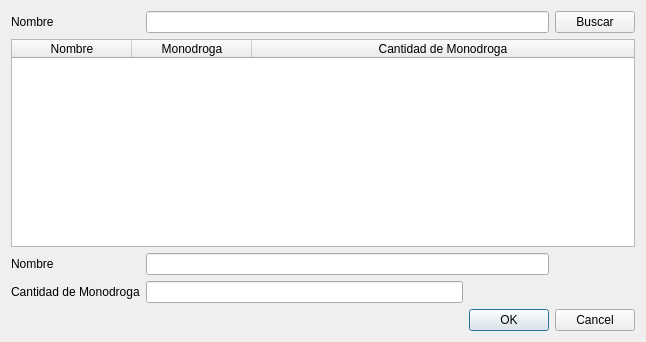
The window that Prototipo/modificarMedicamento.ui (UNPSJB/FarmaciaCrisol) describes before a commit, drawn with Qt 5.
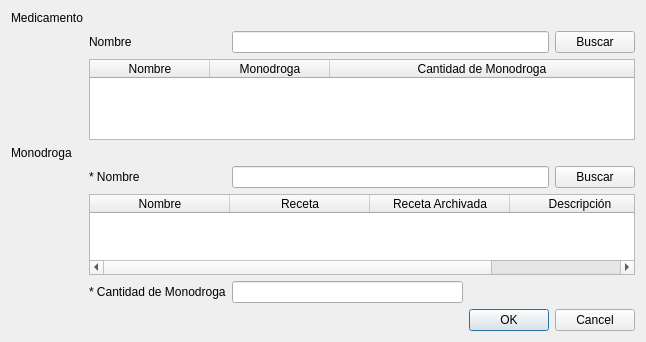
The same window after the commit.

```diff
--- a/Prototipo/modificarMedicamento.ui
+++ b/Prototipo/modificarMedicamento.ui
@@ -16,49 +16,31 @@
   <layout class="QVBoxLayout" name="verticalLayout">
    <item>
     <layout class="QGridLayout" name="gridLayout">
-     <item row="2" column="0">
-      <widget class="QLabel" name="label_3">
-       <property name="text">
-        <string>Nombre</string>
-       </property>
-      </widget>
-     </item>
-     <item row="1" column="0" colspan="4">
-      <widget class="QTableWidget" name="tableWidget">
-       <attribute name="horizontalHeaderDefaultSectionSize">
-        <number>120</number>
-       </attribute>
-       <attribute name="horizontalHeaderStretchLastSection">
-        <bool>true</bool>
-       </attribute>
-       <column>
-        <property name="text">
-         <string>Nombre</string>
-        </property>
-       </column>
-       <column>
-        <property name="text">
-         <string>Monodroga</string>
-        </property>
-       </column>
-       <column>
-        <property name="text">
-         <string>Cantidad de Monodroga</string>
-        </property>
-       </column>
-      </widget>
-     </item>
-     <item row="0" column="0">
+     <item row="1" column="1">
       <widget class="QLabel" name="label">
        <property name="text">
         <string>Nombre</string>
        </property>
       </widget>
      </item>
-     <item row="0" column="1" colspan="2">
+     <item row="0" column="0">
+      <widget class="QLabel" name="label_4">
+       <property name="text">
+        <string>Medicamento</string>
+       </property>
+      </widget>
+     </item>
+     <item row="4" column="4">
+      <widget class="QPushButton" name="pushButton_2">
+       <property name="text">
+        <string>Buscar</string>
+       </property>
+      </widget>
+     </item>
+     <item row="1" column="2" colspan="2">
       <widget class="QLineEdit" name="lineEdit"/>
      </item>
-     <item row="0" column="3">
+     <item row="1" column="4">
       <widget class="QPushButton" name="pushButton">
        <property name="focusPolicy">
         <enum>Qt::TabFocus</enum>
@@ -68,26 +50,95 @@
        </property>
       </widget>
      </item>
-     <item row="3" column="1">
+     <item row="6" column="2">
       <widget class="QLineEdit" name="lineEdit_3"/>
      </item>
-     <item row="3" column="0">
+     <item row="6" column="1">
       <widget class="QLabel" name="label_2">
        <property name="text">
-        <string>Cantidad de Monodroga</string>
+        <string>* Cantidad de Monodroga</string>
        </property>
       </widget>
      </item>
-     <item row="2" column="1" colspan="2">
-      <widget class="QLineEdit" name="lineEdit_2"/>
-     </item>
      <item row="4" column="2" colspan="2">
+      <widget class="QLineEdit" name="lineEdit_2"/>
+     </item>
+     <item row="7" column="3" colspan="2">
       <widget class="QDialogButtonBox" name="buttonBox">
        <property name="standardButtons">
         <set>QDialogButtonBox::Cancel|QDialogButtonBox::Ok</set>
        </property>
       </widget>
      </item>
+     <item row="2" column="1" colspan="4">
+      <widget class="QTableWidget" name="tableWidget">
+       <attribute name="horizontalHeaderDefaultSectionSize">
+        <number>120</number>
+       </attribute>
+       <attribute name="horizontalHeaderStretchLastSection">
+        <bool>true</bool>
+       </attribute>
+       <column>
+        <property name="text">
+         <string>Nombre</string>
+        </property>
+       </column>
+       <column>
+        <property name="text">
+         <string>Monodroga</string>
+        </property>
+       </column>
+       <column>
+        <property name="text">
+         <string>Cantidad de Monodroga</string>
+        </property>
+       </column>
+      </widget>
+     </item>
+     <item row="3" column="0">
+      <widget class="QLabel" name="label_3">
+       <property name="text">
+        <string>Monodroga</string>
+       </property>
+      </widget>
+     </item>
+     <item row="4" column="1">
+      <widget class="QLabel" name="label_5">
+       <property name="text">
+        <string>* Nombre</string>
+       </property>
+      </widget>
+     </item>
+     <item row="5" column="1" colspan="4">
+      <widget class="QTableWidget" name="tableWidget_2">
+       <attribute name="horizontalHeaderDefaultSectionSize">
+        <number>140</number>
+       </attribute>
+       <attribute name="horizontalHeaderStretchLastSection">
+        <bool>true</bool>
+       </attribute>
+       <column>
+        <property name="text">
+         <string>Nombre</string>
+        </property>
+       </column>
+       <column>
+        <property name="text">
+         <string>Receta</string>
+        </property>
+       </column>
+       <column>
+        <property name="text">
+         <string>Receta Archivada</string>
+        </property>
+       </column>
+       <column>
+        <property name="text">
+         <string>Descripción</string>
+        </property>
+       </column>
+      </widget>
+     </item>
     </layout>
    </item>
   </layout>
```
Left out of the diff: 2 changed lines with no effect on the pictures.
